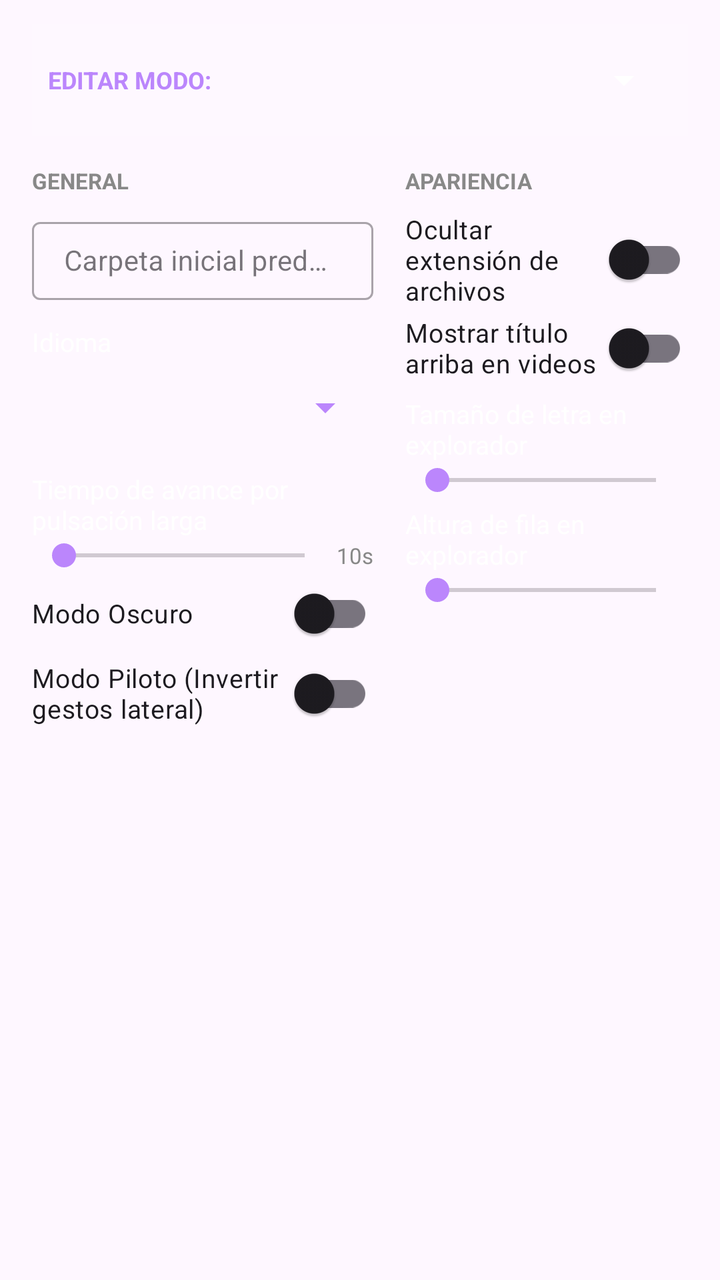
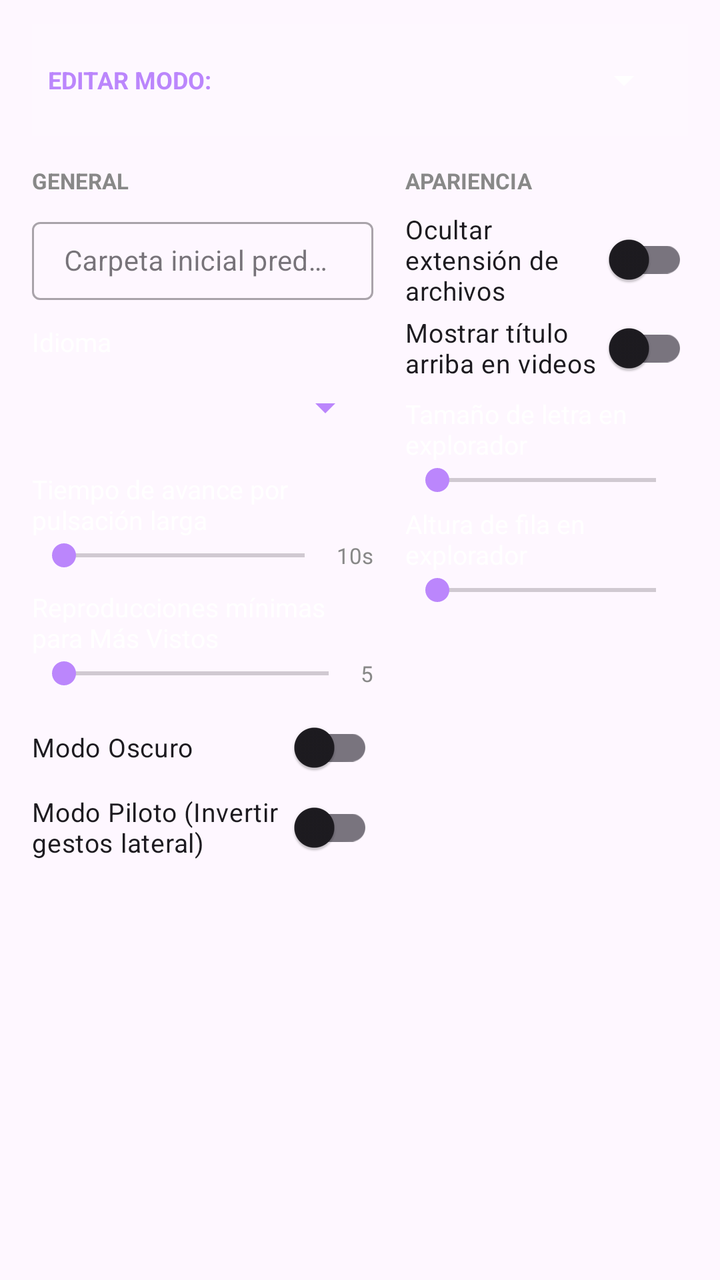

The first picture is an Android layout as it rendered before a commit; the second is the same layout after the commit. The layout source and the unified diff follow.
<!-- AndroidManifest.xml: application theme Theme.ReproVideoTreeUSB -->
<!-- res/layout/dialog_settings.xml -->
<?xml version="1.0" encoding="utf-8"?>
<ScrollView xmlns:android="http://schemas.android.com/apk/res/android"
    xmlns:app="http://schemas.android.com/apk/res-auto"
    android:layout_width="match_parent"
    android:layout_height="wrap_content">

    <LinearLayout
        android:id="@+id/layoutGeneral"
        android:layout_width="match_parent"
        android:layout_height="wrap_content"
        android:orientation="vertical"
        android:paddingHorizontal="16dp"
        android:paddingVertical="12dp">

        
        <LinearLayout
            android:layout_width="match_parent"
            android:layout_height="wrap_content"
            android:orientation="horizontal"
            android:gravity="center_vertical"
            android:layout_marginBottom="15dp"
            android:background="#22FFFFFF"
            android:padding="8dp">
            <TextView
                android:id="@+id/lblEditMode"
                android:layout_width="wrap_content"
                android:layout_height="wrap_content"
                android:text="@string/config_edit_mode"
                android:textColor="#BB86FC"
                android:textStyle="bold"
                android:textSize="12sp"
                android:layout_marginEnd="10dp"/>
            <Spinner
                android:id="@+id/spinnerEditMode"
                android:layout_width="0dp"
                android:layout_height="40dp"
                android:layout_weight="1"
                android:backgroundTint="#FFFFFF" />
        </LinearLayout>

        
        <LinearLayout
            android:id="@+id/layoutModeDetail"
            android:layout_width="match_parent"
            android:layout_height="wrap_content"
            android:orientation="vertical"
            android:layout_marginBottom="15dp"
            android:visibility="gone">

            <com.google.android.material.switchmaterial.SwitchMaterial
                android:id="@+id/switchModeEnabled"
                android:layout_width="match_parent"
                android:layout_height="wrap_content"
                android:text="@string/config_mode_enabled"
                android:textSize="13sp" />

            <com.google.android.material.textfield.TextInputLayout
                android:id="@+id/tilModeName"
                style="@style/Widget.MaterialComponents.TextInputLayout.OutlinedBox"
                android:layout_width="match_parent"
                android:layout_height="wrap_content"
                android:hint="@string/config_mode_name_hint">
                <com.google.android.material.textfield.TextInputEditText
                    android:id="@+id/editModeName"
                    android:layout_width="match_parent"
                    android:layout_height="wrap_content"
                    android:textSize="14sp" />
            </com.google.android.material.textfield.TextInputLayout>
        </LinearLayout>

        <LinearLayout
            android:layout_width="match_parent"
            android:layout_height="wrap_content"
            android:orientation="horizontal"
            android:baselineAligned="false">

            
            <LinearLayout
                android:layout_width="0dp"
                android:layout_height="wrap_content"
                android:layout_weight="1.2"
                android:orientation="vertical"
                android:paddingEnd="8dp">

                <TextView
                    android:id="@+id/lblGeneral"
                    android:layout_width="match_parent"
                    android:layout_height="wrap_content"
                    android:text="@string/config_general"
                    android:textColor="#888888"
                    android:textSize="11sp"
                    android:textStyle="bold"
                    android:layout_marginBottom="8dp"/>

                <com.google.android.material.textfield.TextInputLayout
                    android:id="@+id/tilDefaultFolder"
                    style="@style/Widget.MaterialComponents.TextInputLayout.OutlinedBox"
                    android:layout_width="match_parent"
                    android:layout_height="wrap_content"
                    android:layout_marginBottom="12dp"
                    android:hint="@string/config_default_folder"
                    app:hintEnabled="true"
                    app:hintAnimationEnabled="true">
                    <com.google.android.material.textfield.TextInputEditText
                        android:id="@+id/editDefaultFolder"
                        android:layout_width="match_parent"
                        android:layout_height="wrap_content"
                        android:paddingVertical="10dp"
                        android:textSize="14sp"
                        android:inputType="text" />
                </com.google.android.material.textfield.TextInputLayout>

                <TextView
                    android:id="@+id/lblLanguage"
                    android:layout_width="wrap_content"
                    android:layout_height="wrap_content"
                    android:text="@string/config_language"
                    android:textColor="#FFFFFF"
                    android:textSize="13sp"
                    android:layout_marginBottom="4dp"/>
                <Spinner
                    android:id="@+id/spinnerLanguage"
                    android:layout_width="match_parent"
                    android:layout_height="40dp"
                    android:layout_marginBottom="12dp"
                    android:backgroundTint="#BB86FC" />

                <TextView
                    android:id="@+id/lblSeekTime"
                    android:layout_width="wrap_content"
                    android:layout_height="wrap_content"
                    android:text="@string/config_seek_time"
                    android:textColor="#FFFFFF"
                    android:textSize="13sp" />
                <LinearLayout
                    android:layout_width="match_parent"
                    android:layout_height="wrap_content"
                    android:orientation="horizontal"
                    android:gravity="center_vertical">
                    <SeekBar
                        android:id="@+id/seekBarSkipTime"
                        android:layout_width="0dp"
                        android:layout_height="wrap_content"
                        android:layout_weight="1"
                        android:max="60"
                        android:progressTint="#BB86FC"
                        android:thumbTint="#BB86FC" />
                    <TextView
                        android:id="@+id/txtValueSeek"
                        android:layout_width="wrap_content"
                        android:layout_height="wrap_content"
                        android:text="10s"
                        android:textColor="#888888"
                        android:textSize="11sp" />
                </LinearLayout>

                <com.google.android.material.switchmaterial.SwitchMaterial
                    android:id="@+id/switchNightMode"
                    android:layout_width="match_parent"
                    android:layout_height="wrap_content"
                    android:text="@string/config_night_mode"
                    android:textSize="13sp"
                    android:minHeight="40dp" />

                <com.google.android.material.switchmaterial.SwitchMaterial
                    android:id="@+id/switchPilotMode"
                    android:layout_width="match_parent"
                    android:layout_height="wrap_content"
                    android:text="@string/config_pilotMode"
                    android:textSize="13sp"
                    android:minHeight="40dp" />
            </LinearLayout>

            
            <LinearLayout
                android:layout_width="0dp"
                android:layout_height="wrap_content"
                android:layout_weight="1"
                android:orientation="vertical"
                android:paddingStart="8dp">

                <TextView
                    android:id="@+id/lblAppearance"
                    android:layout_width="match_parent"
                    android:layout_height="wrap_content"
                    android:text="@string/config_appearance"
                    android:textColor="#888888"
                    android:textSize="11sp"
                    android:textStyle="bold"
                    android:layout_marginBottom="8dp"/>

                <com.google.android.material.switchmaterial.SwitchMaterial
                    android:id="@+id/switchHideExtension"
                    android:layout_width="match_parent"
                    android:layout_height="wrap_content"
                    android:text="@string/config_hide_extension"
                    android:textSize="13sp"
                    android:minHeight="40dp" />

                <com.google.android.material.switchmaterial.SwitchMaterial
                    android:id="@+id/switchTitlePosition"
                    android:layout_width="match_parent"
                    android:layout_height="wrap_content"
                    android:text="@string/config_title_top"
                    android:textSize="13sp"
                    android:minHeight="40dp" />

                <TextView
                    android:id="@+id/lblTextSize"
                    android:layout_width="wrap_content"
                    android:layout_height="wrap_content"
                    android:text="@string/config_text_size"
                    android:textColor="#FFFFFF"
                    android:textSize="13sp"
                    android:layout_marginTop="4dp"/>
                <SeekBar
                    android:id="@+id/seekBarTextSize"
                    android:layout_width="match_parent"
                    android:layout_height="wrap_content"
                    android:max="60"
                    android:progressTint="#BB86FC"
                    android:thumbTint="#BB86FC" />

                <TextView
                    android:id="@+id/lblItemHeight"
                    android:layout_width="wrap_content"
                    android:layout_height="wrap_content"
                    android:text="@string/config_item_height"
                    android:textColor="#FFFFFF"
                    android:textSize="13sp"
                    android:layout_marginTop="4dp"/>
                <SeekBar
                    android:id="@+id/seekBarItemHeight"
                    android:layout_width="match_parent"
                    android:layout_height="wrap_content"
                    android:max="200"
                    android:progressTint="#BB86FC"
                    android:thumbTint="#BB86FC" />
            </LinearLayout>
        </LinearLayout>

    </LinearLayout>
</ScrollView>
<!-- resources referenced by this layout -->
<resources>
  <string name="config_appearance">APARIENCIA</string>
  <string name="config_default_folder">Carpeta inicial predeterminada</string>
  <string name="config_edit_mode">EDITAR MODO:</string>
  <string name="config_general">GENERAL</string>
  <string name="config_hide_extension">Ocultar extensión de archivos</string>
  <string name="config_item_height">Altura de fila en explorador</string>
  <string name="config_language">Idioma</string>
  <string name="config_mode_enabled">Activar este botón en barra</string>
  <string name="config_mode_name_hint">Nombre del Botón (Modo)</string>
  <string name="config_night_mode">Modo Oscuro</string>
  <string name="config_pilotMode">Modo Piloto (Invertir gestos lateral)</string>
  <string name="config_seek_time">Tiempo de avance por pulsación larga</string>
  <string name="config_text_size">Tamaño de letra en explorador</string>
  <string name="config_title_top">Mostrar título arriba en videos</string>
  <style name="Theme.ReproVideoTreeUSB" parent="Base.Theme.ReproVideoTreeUSB" />
  <style name="Base.Theme.ReproVideoTreeUSB" parent="Theme.Material3.DayNight.NoActionBar">
          
          
      </style>
</resources>

<!-- the commit's change to res/layout/dialog_settings.xml (unified diff, before → after) -->
@@ -154,6 +154,37 @@
                         android:textSize="11sp" />
                 </LinearLayout>
 
+                <TextView
+                    android:id="@+id/lblTopCountThreshold"
+                    android:layout_width="wrap_content"
+                    android:layout_height="wrap_content"
+                    android:text="@string/config_top_count_threshold"
+                    android:textColor="#FFFFFF"
+                    android:textSize="13sp"
+                    android:layout_marginTop="8dp" />
+                <LinearLayout
+                    android:layout_width="match_parent"
+                    android:layout_height="wrap_content"
+                    android:orientation="horizontal"
+                    android:gravity="center_vertical"
+                    android:layout_marginBottom="8dp">
+                    <SeekBar
+                        android:id="@+id/seekBarTopCount"
+                        android:layout_width="0dp"
+                        android:layout_height="wrap_content"
+                        android:layout_weight="1"
+                        android:max="50"
+                        android:progressTint="#BB86FC"
+                        android:thumbTint="#BB86FC" />
+                    <TextView
+                        android:id="@+id/txtValueTopCount"
+                        android:layout_width="wrap_content"
+                        android:layout_height="wrap_content"
+                        android:text="5"
+                        android:textColor="#888888"
+                        android:textSize="11sp" />
+                </LinearLayout>
+
                 <com.google.android.material.switchmaterial.SwitchMaterial
                     android:id="@+id/switchNightMode"
                     android:layout_width="match_parent"
<!-- resource entries referenced after the edit -->
@@ -14,6 +14,7 @@
   <string name="config_seek_time">Tiempo de avance por pulsación larga</string>
   <string name="config_text_size">Tamaño de letra en explorador</string>
   <string name="config_title_top">Mostrar título arriba en videos</string>
+  <string name="config_top_count_threshold">Reproducciones mínimas para "Más Vistos"</string>
   <style name="Theme.ReproVideoTreeUSB" parent="Base.Theme.ReproVideoTreeUSB" />
   <style name="Base.Theme.ReproVideoTreeUSB" parent="Theme.Material3.DayNight.NoActionBar">
           
